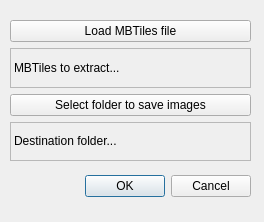
The window that mbtiles2img_dialog_base.ui (cayetanobv/QGIS-Plugin-MBTiles2img) describes before a commit, drawn with Qt 5.
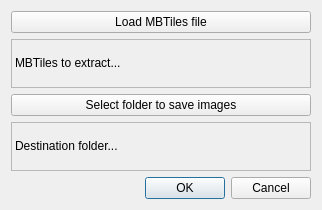
The same window after the commit.

Patch:
```diff
--- a/mbtiles2img_dialog_base.ui
+++ b/mbtiles2img_dialog_base.ui
@@ -6,53 +6,49 @@
    <rect>
     <x>0</x>
     <y>0</y>
-    <width>264</width>
-    <height>222</height>
+    <width>322</width>
+    <height>210</height>
    </rect>
   </property>
+  <property name="minimumSize">
+   <size>
+    <width>300</width>
+    <height>210</height>
+   </size>
+  </property>
+  <property name="maximumSize">
+   <size>
+    <width>800</width>
+    <height>211</height>
+   </size>
+  </property>
   <property name="windowTitle">
    <string>MBTiles images extract</string>
   </property>
-  <widget class="QDialogButtonBox" name="button_box">
-   <property name="geometry">
-    <rect>
-     <x>30</x>
-     <y>170</y>
-     <width>221</width>
-     <height>32</height>
-    </rect>
-   </property>
-   <property name="orientation">
-    <enum>Qt::Horizontal</enum>
-   </property>
-   <property name="standardButtons">
-    <set>QDialogButtonBox::Cancel|QDialogButtonBox::Ok</set>
-   </property>
-  </widget>
-  <widget class="QWidget" name="">
-   <property name="geometry">
-    <rect>
-     <x>10</x>
-     <y>20</y>
-     <width>241</width>
-     <height>141</height>
-    </rect>
-   </property>
    <layout class="QVBoxLayout" name="verticalLayout">
     <item>
+    <layout class="QGridLayout" name="gridLayout">
+     <item row="2" column="0">
+      <widget class="QPushButton" name="selectDestFolderButton">
+       <property name="text">
+        <string>Select folder to save images</string>
+       </property>
+      </widget>
+     </item>
+     <item row="0" column="0">
      <widget class="QPushButton" name="loadFileButton">
       <property name="text">
        <string>Load MBTiles file</string>
       </property>
      </widget>
     </item>
-    <item>
+     <item row="1" column="0">
      <widget class="QLabel" name="labelPathMBTiles">
       <property name="frameShape">
        <enum>QFrame::StyledPanel</enum>
       </property>
       <property name="frameShadow">
-       <enum>QFrame::Plain</enum>
+        <enum>QFrame::Raised</enum>
       </property>
       <property name="text">
        <string>MBTiles to extract...</string>
@@ -65,20 +61,13 @@
       </property>
      </widget>
     </item>
-    <item>
-     <widget class="QPushButton" name="selectDestFolderButton">
-      <property name="text">
-       <string>Select folder to save images</string>
-      </property>
-     </widget>
-    </item>
-    <item>
+     <item row="3" column="0">
      <widget class="QLabel" name="labelPathDestFolder">
       <property name="frameShape">
        <enum>QFrame::StyledPanel</enum>
       </property>
       <property name="frameShadow">
-       <enum>QFrame::Plain</enum>
+        <enum>QFrame::Raised</enum>
       </property>
       <property name="text">
        <string>Destination folder...</string>
@@ -92,7 +81,18 @@
      </widget>
     </item>
    </layout>
-  </widget>
+   </item>
+   <item>
+    <widget class="QDialogButtonBox" name="button_box">
+     <property name="orientation">
+      <enum>Qt::Horizontal</enum>
+     </property>
+     <property name="standardButtons">
+      <set>QDialogButtonBox::Cancel|QDialogButtonBox::Ok</set>
+     </property>
+    </widget>
+   </item>
+  </layout>
  </widget>
  <resources/>
  <connections>
```
Lines whose indentation alone changed are shown as unchanged.
